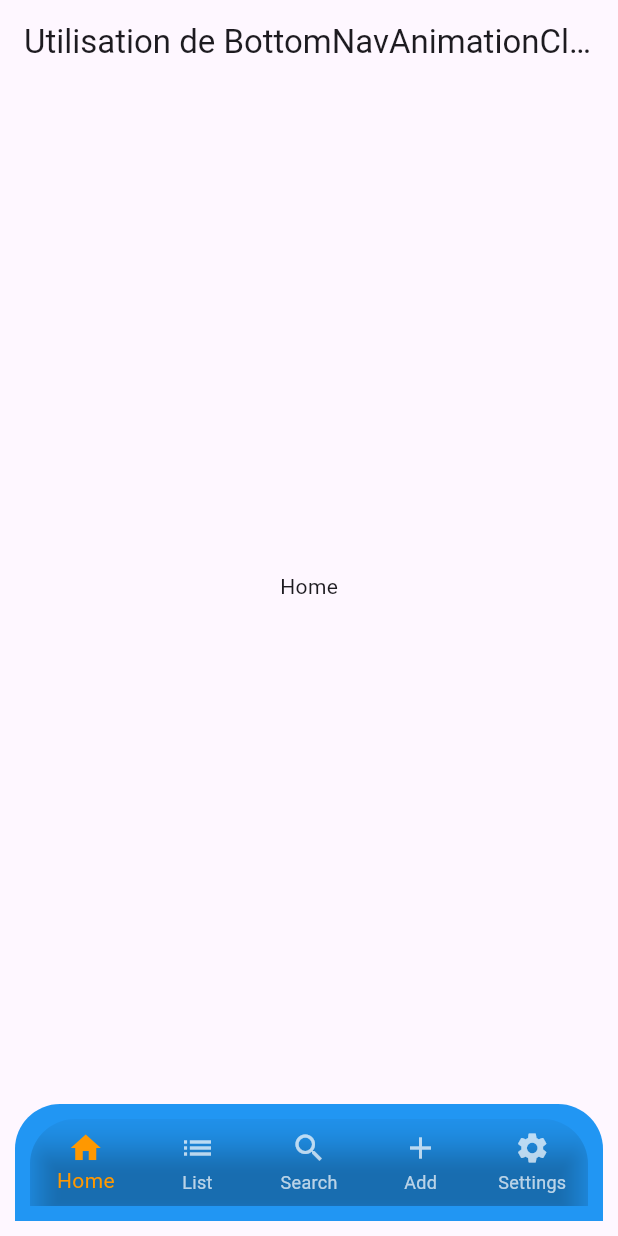
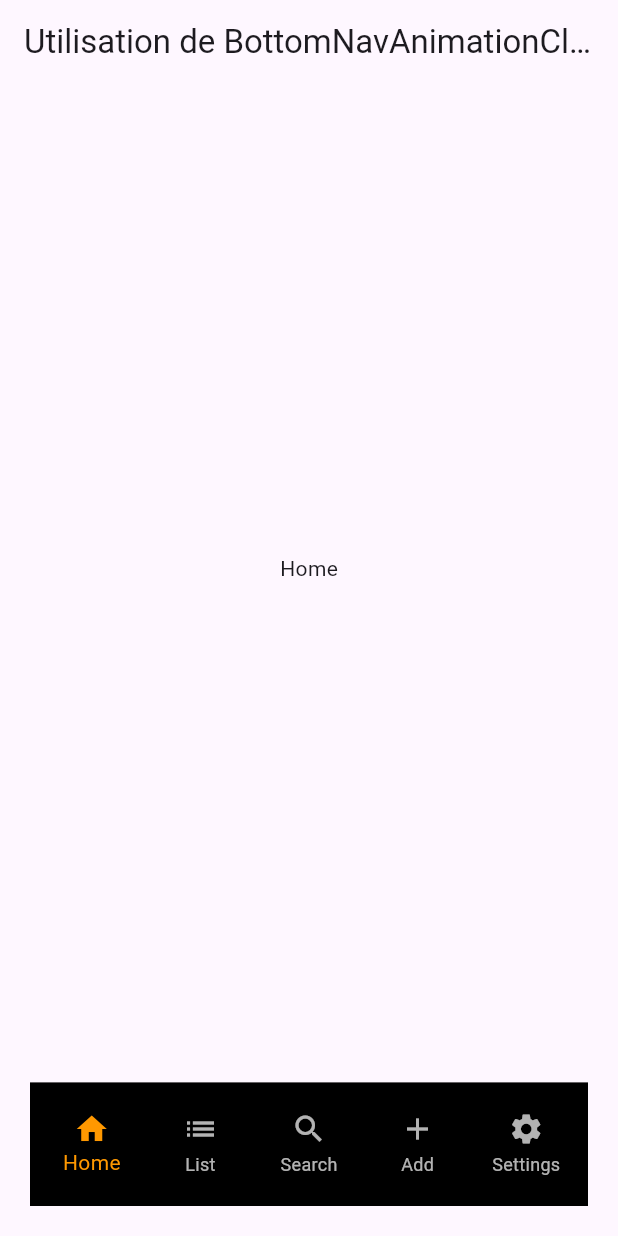
Before and after one commit to Andtit4/bottom_nav_animation_clean, a Flutter app: the screen it shows after launch, on a phone screen of 412 x 824 dp. Run offline on Flutter 3.47's test engine with Material 3 defaults, Android fonts, the phone set to English and light mode, and no system bars; our stand-ins replace get.

Commit message:
Update BottomNavAnimation with enhanced styling and Obx reactive improvements
- Modify bottom navigation bar with dynamic height and width
- Add optional borderRadius parameter for custom styling
- Implement Obx for reactive page and navigation bar updates
- Update CHANGELOG.md to reflect version 2.0.1 with new features

```diff
--- a/lib/main.dart
+++ b/lib/main.dart
@@ -29,9 +29,10 @@ class MyApp extends StatelessWidget {
             Center(child: Text('Add')),
             Center(child: Text('Settings')),
           ],
-          backgroundColor: Colors.blue,
+          backgroundColor: Colors.black,
           selectedItemColor: Colors.orange,
           unselectedItemColor: Colors.white70,
+          borderRadius: BorderRadius.circular(0),
         ),
       ),
     );
--- a/lib/presentation/widgets/bottom_nav_animation.dart
+++ b/lib/presentation/widgets/bottom_nav_animation.dart
@@ -9,6 +9,7 @@ class BottomNavAnimation extends StatelessWidget {
   final Color? backgroundColor;
   final Color? selectedItemColor;
   final Color? unselectedItemColor;
+  final BorderRadius? borderRadius;
 
   BottomNavAnimation({
     Key? key,
@@ -17,6 +18,7 @@ class BottomNavAnimation extends StatelessWidget {
     this.backgroundColor,
     this.selectedItemColor,
     this.unselectedItemColor,
+    this.borderRadius,
   }) : super(key: key);
 
   @override
@@ -27,19 +29,25 @@ class BottomNavAnimation extends StatelessWidget {
     return GetBuilder<BottomNavController>(
       builder: (controller) {
         return Scaffold(
-          body: AnimatedSwitcher(
+          body: Obx(() {
+            return AnimatedSwitcher(
             duration: Duration(milliseconds: 300),
             transitionBuilder: (Widget child, Animation<double> animation) {
               return FadeTransition(opacity: animation, child: child);
             },
             child: controller.pages[controller.currentIndex.value],
-          ),
-          bottomNavigationBar: Container(
-            padding: EdgeInsets.all(10),
-            margin: EdgeInsets.all(10),
+          );
+          }),
+          bottomNavigationBar: Obx(() {
+            return Container(
+              height: Get.height * .1,
+              width: Get.width ,
+            // padding: EdgeInsets.all(10),
+            padding: EdgeInsets.all(5),
+            margin: EdgeInsets.all(20),
             decoration: BoxDecoration(
               color: backgroundColor ?? Colors.black,
-              borderRadius: BorderRadius.vertical(top: Radius.circular(30)),
+              borderRadius: borderRadius ?? BorderRadius.vertical(top: Radius.circular(30)),
               /* boxShadow: [
                 BoxShadow(color: Colors.black38, blurRadius: 10)
               ], */
@@ -47,7 +55,7 @@ class BottomNavAnimation extends StatelessWidget {
             child: ClipRRect(
               borderRadius: BorderRadius.vertical(top: Radius.circular(30)),
               child: BottomNavigationBar(
-                backgroundColor: Colors.transparent,
+                backgroundColor: backgroundColor ?? Colors.black,
                 type: BottomNavigationBarType.fixed,
                 currentIndex: controller.currentIndex.value,
                 selectedItemColor: selectedItemColor ?? Colors.white,
@@ -56,7 +64,8 @@ class BottomNavAnimation extends StatelessWidget {
                 items: items,
               ),
             ),
-          ),
+          );
+          })
         );
       },
     );
```
Also changed, not shown: 1 other file.
